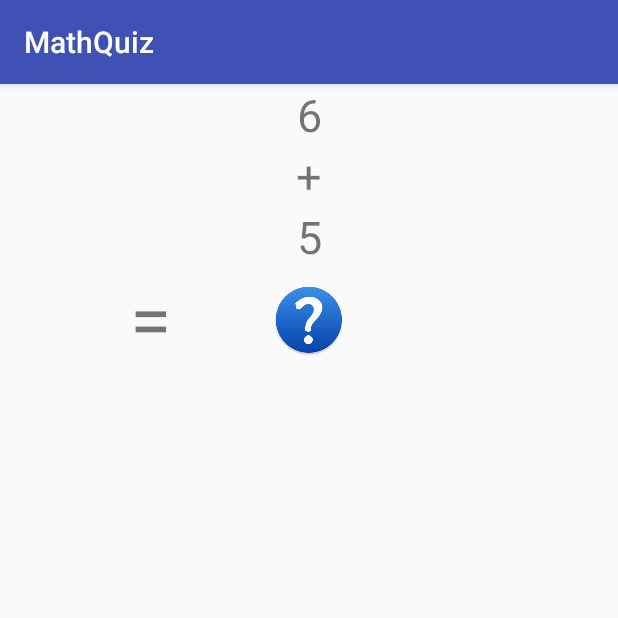
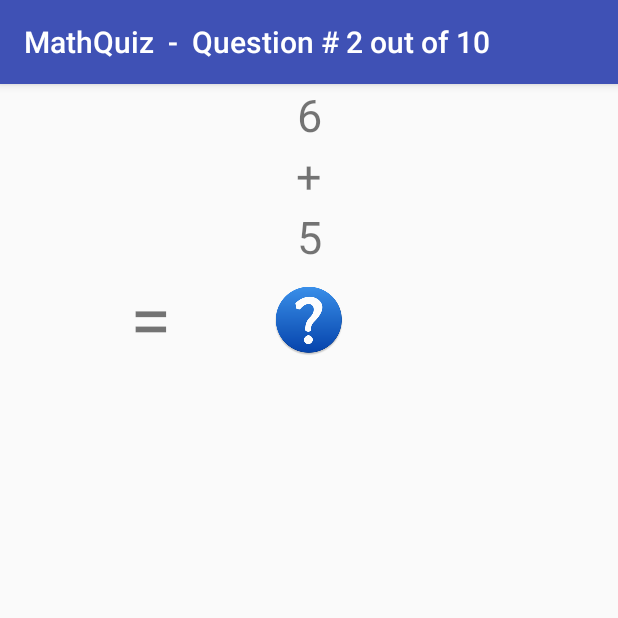
Before and after one commit to knair99/LayoutMathQuiz, an Android app: the fragment QuestionFragment shown on its own in the app's theme, on a phone screen of 412 x 824 dp, the top half of it. Run offline under Robolectric (Android 15) with nearby library versions, the phone set to English and light mode, and no system bars.

Commit message:
Completed requirement

```diff
--- a/app/src/main/java/com/example/nimma/mathquiz/QuestionFragment.java
+++ b/app/src/main/java/com/example/nimma/mathquiz/QuestionFragment.java
@@ -8,6 +8,8 @@ import android.content.DialogInterface;
 import android.content.Intent;
 import android.os.Bundle;
 import android.os.SystemClock;
+import android.support.v7.app.ActionBarActivity;
+import android.support.v7.app.AppCompatActivity;
 import android.view.LayoutInflater;
 import android.view.View;
 import android.view.ViewGroup;
@@ -63,6 +65,7 @@ public class QuestionFragment extends Fragment {
         // Inflate the layout for this fragment
 
         View rootview = inflater.inflate(R.layout.fragment_question, container, false);
+
 
         startTime = System.currentTimeMillis();
 
@@ -122,6 +125,10 @@ public class QuestionFragment extends Fragment {
             tv3.setText(strAnswerSoFar);
         }
 
+        //Set question number in action bar
+        String title = "MathQuiz  -  Question # " + numQuestionsSoFar + " out of 10";
+        AppCompatActivity ab = (AppCompatActivity) getActivity();
+        ab.getSupportActionBar().setTitle(title);
         //Schedule a new question for five seconds
         ScheduleNewQuestion();
         return rootview;
--- a/app/src/main/java/com/example/nimma/mathquiz/QuizActivity.java
+++ b/app/src/main/java/com/example/nimma/mathquiz/QuizActivity.java
@@ -1,5 +1,7 @@
 package com.example.nimma.mathquiz;
 
+import android.app.AlertDialog;
+import android.content.DialogInterface;
 import android.support.v7.app.AppCompatActivity;
 import android.os.Bundle;
 import android.view.View;
@@ -17,6 +19,7 @@ public class QuizActivity extends AppCompatActivity implements NumberPadFragment
 
         super.onCreate(savedInstanceState);
         setContentView(R.layout.activity_quiz);
+
 
         //Make sure we know the fragment instances
         frag_num_pad = (NumberPadFragment) getFragmentManager().findFragmentById(R.id.numberpad_fragment);
@@ -49,4 +52,23 @@ public class QuizActivity extends AppCompatActivity implements NumberPadFragment
         //Call the method in there with the new data
         frag_question.updateAnswer(strInput);
     }
+
+
+    @Override
+    public void onBackPressed() {
+        new AlertDialog.Builder(this)
+                .setIcon(android.R.drawable.ic_dialog_alert)
+                .setTitle("Exit Quiz?")
+                .setMessage("Are you sure you want to exit this Quiz?")
+                .setPositiveButton("Yes", new DialogInterface.OnClickListener()
+                {
+                    @Override
+                    public void onClick(DialogInterface dialog, int which) {
+                        finish();
+                    }
+
+                })
+                .setNegativeButton("No", null)
+                .show();
+    }
 }
--- a/app/src/main/res/layout-land/fragment_question.xml
+++ b/app/src/main/res/layout-land/fragment_question.xml
@@ -1,58 +1,59 @@
 <?xml version="1.0" encoding="utf-8"?>
 <RelativeLayout xmlns:android="http://schemas.android.com/apk/res/android"
     xmlns:app="http://schemas.android.com/apk/res-auto"
-    android:orientation="vertical" android:layout_width="match_parent"
-    android:layout_height="match_parent">
+    android:layout_width="match_parent"
+    android:layout_height="match_parent"
+    android:orientation="vertical">
 
     <TextView
-        android:text="21"
-        android:textSize="30dp"
-        android:textAlignment="center"
+        android:id="@+id/operand1_textview"
         android:layout_width="200dp"
         android:layout_height="wrap_content"
-        android:id="@+id/operand1_textview"
         android:layout_alignParentTop="true"
         android:layout_centerHorizontal="true"
-        android:layout_marginTop="6dp" />
+        android:layout_marginTop="6dp"
+        android:text="21"
+        android:textAlignment="center"
+        android:textSize="30dp" />
 
     <TextView
-        android:text="+"
-        android:textSize="30dp"
-        android:textAlignment="center"
+        android:id="@+id/operator_textview"
         android:layout_width="200dp"
         android:layout_height="wrap_content"
-        android:id="@+id/operator_textview"
+        android:layout_alignStart="@+id/operand1_textview"
         android:layout_below="@+id/operand1_textview"
-        android:layout_alignStart="@+id/operand1_textview"
-        android:layout_marginTop="6dp" />
+        android:layout_marginTop="6dp"
+        android:text="+"
+        android:textAlignment="center"
+        android:textSize="30dp" />
 
     <TextView
-        android:text="34"
-        android:textSize="30dp"
-        android:textAlignment="center"
+        android:id="@+id/operand2_textview"
         android:layout_width="200dp"
         android:layout_height="wrap_content"
-        android:id="@+id/operand2_textview"
+        android:layout_alignStart="@+id/operator_textview"
         android:layout_below="@+id/operator_textview"
-        android:layout_alignStart="@+id/operator_textview" />
+        android:text="34"
+        android:textAlignment="center"
+        android:textSize="30dp" />
 
 
     <TextView
-        android:text="=        "
-        android:textSize="50dp"
-        android:textAlignment="center"
+        android:id="@+id/answer_textview"
         android:layout_width="200dp"
         android:layout_height="wrap_content"
-        android:id="@+id/answer_textview"
+        android:layout_alignStart="@+id/operand2_textview"
         android:layout_below="@+id/operand2_textview"
-        android:layout_alignStart="@+id/operand2_textview" />
+        android:text="=        "
+        android:textAlignment="center"
+        android:textSize="50dp" />
 
     <ImageView
+        android:id="@+id/quiz_icon_placeholder"
         android:layout_width="wrap_content"
         android:layout_height="wrap_content"
-        app:srcCompat="@mipmap/question"
-        android:id="@+id/quiz_icon_placeholder"
         android:layout_alignBottom="@+id/answer_textview"
-        android:layout_alignParentEnd="true" />
+        android:layout_alignParentEnd="true"
+        app:srcCompat="@mipmap/question" />
 
 </RelativeLayout>
--- a/app/src/main/res/layout-sw600dp-land/fragment_question.xml
+++ b/app/src/main/res/layout-sw600dp-land/fragment_question.xml
@@ -1,55 +1,57 @@
 <?xml version="1.0" encoding="utf-8"?>
 <RelativeLayout xmlns:android="http://schemas.android.com/apk/res/android"
     xmlns:app="http://schemas.android.com/apk/res-auto"
-    android:orientation="vertical" android:layout_width="match_parent"
+    android:id="@+id/progress_bar"
+    android:layout_width="match_parent"
     android:layout_height="match_parent"
-    android:id="@+id/progress_bar">
+    android:orientation="vertical">
 
     <TextView
-        android:text="21"
-        android:textSize="50dp"
-        android:textAlignment="center"
+        android:id="@+id/operand1_textview"
         android:layout_width="200dp"
         android:layout_height="wrap_content"
-        android:id="@+id/operand1_textview" />
+        android:layout_alignParentTop="true"
+        android:text="21"
+        android:textAlignment="center"
+        android:textSize="50dp" />
 
     <TextView
-        android:text="+"
-        android:textSize="50dp"
-        android:textAlignment="center"
+        android:id="@+id/operator_textview"
         android:layout_width="200dp"
         android:layout_height="wrap_content"
-        android:id="@+id/operator_textview"
+        android:layout_alignEnd="@+id/operand2_textview"
         android:layout_below="@+id/operand1_textview"
-        android:layout_alignEnd="@+id/operand2_textview" />
+        android:text="+"
+        android:textAlignment="center"
+        android:textSize="50dp" />
 
     <TextView
-        android:text="34"
-        android:textSize="50dp"
-        android:textAlignment="center"
+        android:id="@+id/operand2_textview"
         android:layout_width="200dp"
         android:layout_height="wrap_content"
-        android:id="@+id/operand2_textview"
+        android:layout_alignParentStart="true"
         android:layout_below="@+id/operator_textview"
-        android:layout_alignParentStart="true" />
+        android:text="34"
+        android:textAlignment="center"
+        android:textSize="50dp" />
 
 
     <TextView
-        android:text="="
-        android:textSize="50dp"
-        android:textAlignment="center"
+        android:id="@+id/answer_textview"
         android:layout_width="200dp"
         android:layout_height="wrap_content"
-        android:id="@+id/answer_textview"
+        android:layout_alignStart="@+id/operand2_textview"
         android:layout_below="@+id/operand2_textview"
-        android:layout_alignStart="@+id/operand2_textview" />
+        android:text="="
+        android:textAlignment="center"
+        android:textSize="50dp" />
 
     <ImageView
+        android:id="@+id/quiz_icon_placeholder"
         android:layout_width="wrap_content"
         android:layout_height="wrap_content"
-        app:srcCompat="@mipmap/question"
-        android:id="@+id/quiz_icon_placeholder"
         android:layout_alignBottom="@+id/answer_textview"
-        android:layout_toEndOf="@+id/answer_textview" />
+        android:layout_toEndOf="@+id/answer_textview"
+        app:srcCompat="@mipmap/question" />
 
 </RelativeLayout>
--- a/app/src/main/res/layout-sw600dp/fragment_question.xml
+++ b/app/src/main/res/layout-sw600dp/fragment_question.xml
@@ -1,66 +1,68 @@
 <?xml version="1.0" encoding="utf-8"?>
 <RelativeLayout xmlns:android="http://schemas.android.com/apk/res/android"
     xmlns:app="http://schemas.android.com/apk/res-auto"
-    android:orientation="vertical" android:layout_width="match_parent"
-    android:layout_height="match_parent">
+    android:layout_width="match_parent"
+    android:layout_height="match_parent"
+    android:orientation="vertical">
+
 
     <TextView
-        android:text="+"
-        android:textSize="30sp"
-        android:textAlignment="center"
+        android:id="@+id/operator_textview"
         android:layout_width="200dp"
         android:layout_height="wrap_content"
-        android:id="@+id/operator_textview"
+        android:layout_alignParentEnd="true"
+        android:layout_alignParentStart="true"
+        android:layout_below="@+id/operand1_textview"
         android:gravity="center"
-        android:layout_below="@+id/operand1_textview"
-        android:layout_alignParentStart="true"
-        android:layout_alignParentEnd="true" />
+        android:text="+"
+        android:textAlignment="center"
+        android:textSize="30sp" />
 
     <TextView
-        android:text="21"
-        android:textSize="30sp"
-        android:textAlignment="center"
+        android:id="@+id/operand1_textview"
         android:layout_width="200dp"
         android:layout_height="wrap_content"
-        android:id="@+id/operand1_textview"
+        android:layout_alignParentEnd="true"
+        android:layout_alignParentStart="true"
         android:layout_alignParentTop="true"
         android:layout_marginTop="35dp"
         android:gravity="center"
-        android:layout_alignParentStart="true"
-        android:layout_alignParentEnd="true" />
+        android:text="21"
+        android:textAlignment="center"
+        android:textSize="30sp" />
 
     <TextView
-        android:text="34"
-        android:textSize="30sp"
-        android:textAlignment="center"
+        android:id="@+id/operand2_textview"
         android:layout_width="200dp"
         android:layout_height="wrap_content"
-        android:id="@+id/operand2_textview"
+        android:layout_alignParentEnd="true"
+        android:layout_alignParentStart="true"
+        android:layout_below="@+id/operator_textview"
         android:gravity="center"
-        android:layout_below="@+id/operator_textview"
-        android:layout_alignParentStart="true"
-        android:layout_alignParentEnd="true" />
+        android:text="34"
+        android:textAlignment="center"
+        android:textSize="30sp" />
 
 
     <TextView
-        android:text="="
-        android:textSize="30sp"
-        android:textAlignment="center"
+        android:id="@+id/answer_textview"
         android:layout_width="200dp"
         android:layout_height="wrap_content"
-        android:id="@+id/answer_textview"
+        android:layout_alignStart="@+id/operand2_textview"
         android:layout_below="@+id/operand2_textview"
-        android:layout_alignStart="@+id/operand2_textview"
+        android:layout_toStartOf="@+id/quiz_icon_placeholder"
         android:gravity="center"
-        android:layout_toStartOf="@+id/quiz_icon_placeholder" />
+        android:text="="
+        android:textAlignment="center"
+        android:textSize="30sp" />
 
     <ImageView
+        android:id="@+id/quiz_icon_placeholder"
         android:layout_width="wrap_content"
         android:layout_height="wrap_content"
-        app:srcCompat="@mipmap/question"
-        android:id="@+id/quiz_icon_placeholder"
         android:layout_alignBottom="@+id/answer_textview"
-        android:layout_alignParentEnd="true" />
+        android:layout_alignParentEnd="true"
+        app:srcCompat="@mipmap/question" />
 
 
 </RelativeLayout>
--- a/app/src/main/res/layout/fragment_question.xml
+++ b/app/src/main/res/layout/fragment_question.xml
@@ -1,61 +1,62 @@
 <?xml version="1.0" encoding="utf-8"?>
 <RelativeLayout xmlns:android="http://schemas.android.com/apk/res/android"
     xmlns:app="http://schemas.android.com/apk/res-auto"
-    android:orientation="vertical" android:layout_width="match_parent"
-    android:layout_height="match_parent">
+    android:layout_width="match_parent"
+    android:layout_height="match_parent"
+    android:orientation="vertical">
 
     <TextView
-        android:text="21"
-        android:textSize="30dp"
-        android:textAlignment="center"
+        android:id="@+id/operand1_textview"
         android:layout_width="200dp"
         android:layout_height="wrap_content"
-        android:id="@+id/operand1_textview"
+        android:layout_alignParentEnd="true"
+        android:layout_alignParentStart="true"
         android:layout_alignParentTop="true"
-        android:layout_alignParentStart="true"
-        android:layout_alignParentEnd="true" />
+        android:text="21"
+        android:textAlignment="center"
+        android:textSize="30dp" />
 
     <TextView
-        android:text="+"
-        android:textSize="30dp"
-        android:textAlignment="center"
+        android:id="@+id/operator_textview"
         android:layout_width="200dp"
         android:layout_height="wrap_content"
-        android:id="@+id/operator_textview"
+        android:layout_alignParentEnd="true"
+        android:layout_alignStart="@+id/operand1_textview"
         android:layout_below="@+id/operand1_textview"
-        android:layout_alignStart="@+id/operand1_textview"
-        android:layout_alignParentEnd="true" />
+        android:text="+"
+        android:textAlignment="center"
+        android:textSize="30dp" />
 
     <TextView
-        android:text="34"
-        android:textSize="30dp"
-        android:textAlignment="center"
+        android:id="@+id/operand2_textview"
         android:layout_width="200dp"
         android:layout_height="wrap_content"
-        android:id="@+id/operand2_textview"
+        android:layout_alignParentEnd="true"
+        android:layout_alignStart="@+id/operator_textview"
         android:layout_below="@+id/operator_textview"
-        android:layout_alignStart="@+id/operator_textview"
-        android:layout_alignParentEnd="true" />
+        android:text="34"
+        android:textAlignment="center"
+        android:textSize="30dp" />
 
 
     <TextView
-        android:text="="
-        android:textSize="50dp"
-        android:textAlignment="center"
+        android:id="@+id/answer_textview"
         android:layout_width="200dp"
         android:layout_height="wrap_content"
-        android:id="@+id/answer_textview"
+        android:layout_alignStart="@+id/operand2_textview"
         android:layout_below="@+id/operand2_textview"
-        android:layout_alignStart="@+id/operand2_textview" />
+        android:text="="
+        android:textAlignment="center"
+        android:textSize="50dp" />
 
     <ImageView
+        android:id="@+id/quiz_icon_placeholder"
         android:layout_width="wrap_content"
         android:layout_height="wrap_content"
-        app:srcCompat="@mipmap/question"
         android:layout_below="@+id/operand2_textview"
         android:layout_centerHorizontal="true"
         android:layout_marginTop="11dp"
-        android:id="@+id/quiz_icon_placeholder" />
+        app:srcCompat="@mipmap/question" />
 
 
 </RelativeLayout>
```
